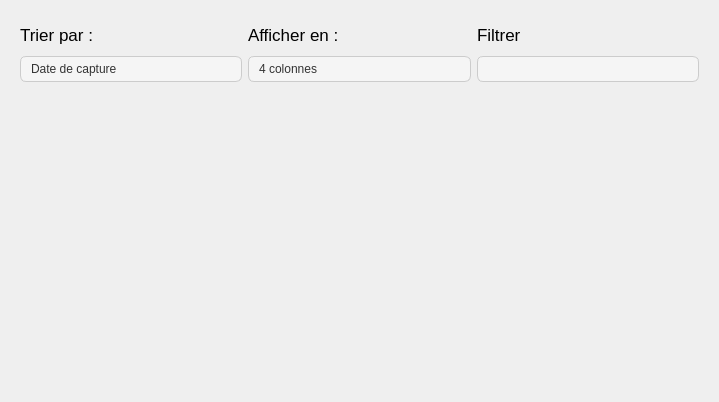
First picture: the form in gallery/galleryview.ui, repository Vrock691/IHM, before the edit.
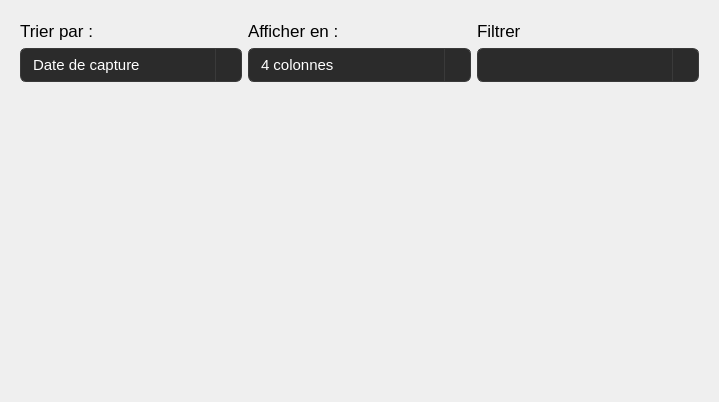
Second picture: the form after the edit. Icons and pictures are not drawn.

Commit message: Changement de style des combobox

What changed in the file:
```diff
--- a/gallery/galleryview.ui
+++ b/gallery/galleryview.ui
@@ -50,38 +50,62 @@
          <widget class="QComboBox" name="comboBox_3">
           <property name="styleSheet">
            <string notr="true">QComboBox {
-    background-color: #F5F5F5;
-    color: #333333;
-    border: 1px solid #CCCCCC;
+    background-color: #2b2b2b;
+    color: white;
+    border: 1px solid #3a3a3a;
     border-radius: 6px;
-    padding: 4px 30px 4px 8px;
-    min-width: 100px;
+    padding: 6px 30px 6px 10px;
+    min-width: 120px;
+    font-size: 11pt;
+}
+
+QComboBox:hover {
+    background-color: #3a3a3a;
+    border: 1px solid #4a4a4a;
+}
+
+QComboBox:focus {
+    border: 1px solid #5a5a5a;
 }
 
 QComboBox::drop-down {
     subcontrol-origin: padding;
     subcontrol-position: top right;
-    width: 20px;
-    border-left: none;
-    background: transparent;
-}
-
-QComboBox::down-arrow {
-    width: 10px;
-    height: 10px;
-    border: none;
-    image: none;
+    width: 25px;
+    border-left: 1px solid #3a3a3a;
+    border-top-right-radius: 6px;
+    border-bottom-right-radius: 6px;
     background-color: transparent;
-    color: #333333;
+}
+
+/* Utiliser votre image PNG */
+QComboBox::down-arrow {
+    image: url(:/icons/arrow-down.png);  /* Remplacez par le nom exact de votre fichier */
+    width: 12px;
+    height: 12px;
 }
 
 QComboBox QAbstractItemView {
-    background-color: #FFFFFF;
-    border: 1px solid #CCCCCC;
-    selection-background-color: #E8F0FE;
-    color: #333333;
+    background-color: #2b2b2b;
+    border: 1px solid #3a3a3a;
+    selection-background-color: #3a3a3a;
+    selection-color: white;
+    color: white;
+    outline: none;
 }
-</string>
+
+QComboBox QAbstractItemView::item {
+    padding: 6px;
+    min-height: 25px;
+}
+
+QComboBox QAbstractItemView::item:hover {
+    background-color: #3a3a3a;
+}
+
+QComboBox QAbstractItemView::item:selected {
+    background-color: #4a4a4a;
+}</string>
           </property>
           <property name="editable">
            <bool>true</bool>
@@ -131,38 +155,62 @@
          <widget class="QComboBox" name="comboBox_2">
           <property name="styleSheet">
            <string notr="true">QComboBox {
-    background-color: #F5F5F5;
-    color: #333333;
-    border: 1px solid #CCCCCC;
+    background-color: #2b2b2b;
+    color: white;
+    border: 1px solid #3a3a3a;
     border-radius: 6px;
-    padding: 4px 30px 4px 8px;
-    min-width: 100px;
+    padding: 6px 30px 6px 10px;
+    min-width: 120px;
+    font-size: 11pt;
+}
+
+QComboBox:hover {
+    background-color: #3a3a3a;
+    border: 1px solid #4a4a4a;
+}
+
+QComboBox:focus {
+    border: 1px solid #5a5a5a;
 }
 
 QComboBox::drop-down {
     subcontrol-origin: padding;
     subcontrol-position: top right;
-    width: 20px;
-    border-left: none;
-    background: transparent;
-}
-
-QComboBox::down-arrow {
-    width: 10px;
-    height: 10px;
-    border: none;
-    image: none;
+    width: 25px;
+    border-left: 1px solid #3a3a3a;
+    border-top-right-radius: 6px;
+    border-bottom-right-radius: 6px;
     background-color: transparent;
-    color: #333333;
+}
+
+/* Utiliser votre image PNG */
+QComboBox::down-arrow {
+    image: url(:/icons/arrow-down.png);  /* Remplacez par le nom exact de votre fichier */
+    width: 12px;
+    height: 12px;
 }
 
 QComboBox QAbstractItemView {
-    background-color: #FFFFFF;
-    border: 1px solid #CCCCCC;
-    selection-background-color: #E8F0FE;
-    color: #333333;
+    background-color: #2b2b2b;
+    border: 1px solid #3a3a3a;
+    selection-background-color: #3a3a3a;
+    selection-color: white;
+    color: white;
+    outline: none;
 }
-</string>
+
+QComboBox QAbstractItemView::item {
+    padding: 6px;
+    min-height: 25px;
+}
+
+QComboBox QAbstractItemView::item:hover {
+    background-color: #3a3a3a;
+}
+
+QComboBox QAbstractItemView::item:selected {
+    background-color: #4a4a4a;
+}</string>
           </property>
           <property name="editable">
            <bool>true</bool>
@@ -194,38 +242,62 @@
          <widget class="QComboBox" name="comboBox">
           <property name="styleSheet">
            <string notr="true">QComboBox {
-    background-color: #F5F5F5;
-    color: #333333;
-    border: 1px solid #CCCCCC;
+    background-color: #2b2b2b;
+    color: white;
+    border: 1px solid #3a3a3a;
     border-radius: 6px;
-    padding: 4px 30px 4px 8px;
-    min-width: 100px;
+    padding: 6px 30px 6px 10px;
+    min-width: 120px;
+    font-size: 11pt;
+}
+
+QComboBox:hover {
+    background-color: #3a3a3a;
+    border: 1px solid #4a4a4a;
+}
+
+QComboBox:focus {
+    border: 1px solid #5a5a5a;
 }
 
 QComboBox::drop-down {
     subcontrol-origin: padding;
     subcontrol-position: top right;
-    width: 20px;
-    border-left: none;
-    background: transparent;
-}
-
-QComboBox::down-arrow {
-    width: 10px;
-    height: 10px;
-    border: none;
-    image: none;
+    width: 25px;
+    border-left: 1px solid #3a3a3a;
+    border-top-right-radius: 6px;
+    border-bottom-right-radius: 6px;
     background-color: transparent;
-    color: #333333;
+}
+
+/* Utiliser votre image PNG */
+QComboBox::down-arrow {
+    image: url(:/icons/arrow-down.png);  /* Remplacez par le nom exact de votre fichier */
+    width: 12px;
+    height: 12px;
 }
 
 QComboBox QAbstractItemView {
-    background-color: #FFFFFF;
-    border: 1px solid #CCCCCC;
-    selection-background-color: #E8F0FE;
-    color: #333333;
+    background-color: #2b2b2b;
+    border: 1px solid #3a3a3a;
+    selection-background-color: #3a3a3a;
+    selection-color: white;
+    color: white;
+    outline: none;
 }
-</string>
+
+QComboBox QAbstractItemView::item {
+    padding: 6px;
+    min-height: 25px;
+}
+
+QComboBox QAbstractItemView::item:hover {
+    background-color: #3a3a3a;
+}
+
+QComboBox QAbstractItemView::item:selected {
+    background-color: #4a4a4a;
+}</string>
           </property>
          </widget>
         </item>
```
The commit also changes 2 other files.
